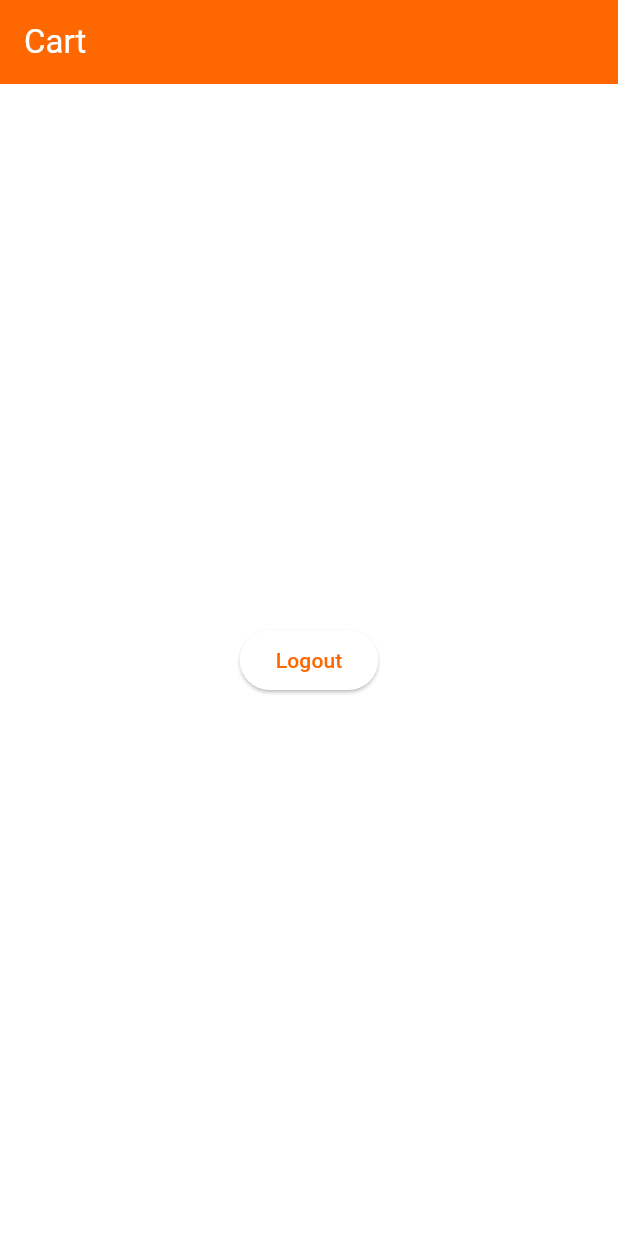
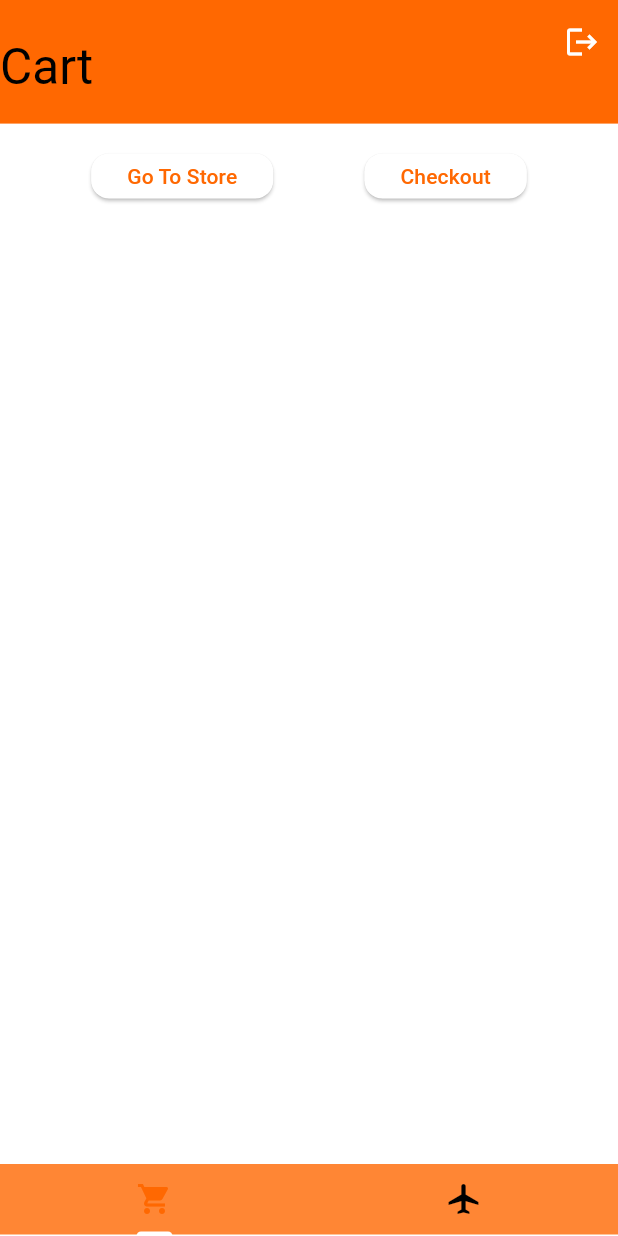
Before and after one commit to quantum-shift/XiaomiOde2Code2022, a Flutter app: the HomePage screen opened by its route, on a phone screen of 412 x 824 dp. Run offline on Flutter 3.47's test engine with Material 2 defaults, Android fonts, the phone set to English and light mode, and no system bars; our stand-ins replace dio, hive, hive_flutter, shared_preferences; accounts and stored records are empty; network calls fail.

Commit message:
Cart and store setup in online mode

```diff
--- a/frontend/xiaomi_billing/lib/constants.dart
+++ b/frontend/xiaomi_billing/lib/constants.dart
@@ -52,7 +52,8 @@ void setBaseUrl() {
       baseUrl = 'http://10.0.2.2:8000';
     } else if (Platform.isMacOS) {
       print("Base url correctly set!");
-      baseUrl = 'http://10.0.2.2:8000';
+      baseUrl = 'http://pc01.local:8000';
+      // print(baseUrl);
     }
   }
 }
--- /dev/null
+++ b/frontend/xiaomi_billing/lib/screens/home_page/components/cart_page.dart
@@ -0,0 +1,194 @@
+import 'dart:convert';
+import 'dart:io';
+
+import 'package:dio/dio.dart';
+import 'package:flutter/material.dart';
+import 'package:provider/provider.dart';
+import 'package:xiaomi_billing/constants.dart';
+import 'package:xiaomi_billing/screens/store_page/store_page.dart';
+import 'package:xiaomi_billing/states/cart_model.dart';
+import 'package:xiaomi_billing/states/credential_manager.dart';
+import 'package:path_provider/path_provider.dart';
+import 'package:hive/hive.dart';
+import 'package:hive_flutter/hive_flutter.dart';
+import '../../../states/products_model.dart';
+import 'package:flutter/foundation.dart' show kIsWeb;
+
+class CartPage extends StatefulWidget {
+  const CartPage({super.key});
+
+  @override
+  State<CartPage> createState() => _CartPageState();
+}
+
+class _CartPageState extends State<CartPage> {
+  Future<void> retrieveProductsFromAPI() async {
+    var dio = await Provider.of<CredentialManager>(context, listen: false)
+        .getAPIClient();
+    Response<String> response = await dio.get('/products');
+    Iterable retrievedData = jsonDecode(response.data.toString());
+    List<Product> retrievedProducts = List<Product>.from(
+        retrievedData.map((e) => Product.fromJson(e)).toList());
+    if (!mounted) return;
+    context.read<ProductModel>().updateProductList(retrievedProducts);
+    context.read<CartModel>().removeAll();
+  }
+
+  // void retrieveProductsFromFile() async {
+  //   var box = await Hive.openBox('cart');
+  //   for (int i = 0; i < box.length; i++) {
+  //     print(box.getAt(i));
+  //   }
+  // }
+
+  // void clearFile() async {
+  //   var box = await Hive.openBox('cart');
+  //   await box.clear();
+  // }
+
+  // void writeProductsToFile() async {
+  //   var box = await Hive.openBox('cart');
+  //   for (Product product in context.read<CartModel>().getProducts()) {
+  //     box.add(product);
+  //   }
+  // }
+
+  @override
+  void initState() {
+    super.initState();
+    retrieveProductsFromAPI();
+    // retrieveProductsFromFile();
+  }
+
+  @override
+  void dispose() {
+    super.dispose();
+  }
+
+  @override
+  Widget build(BuildContext context) {
+    List<Product> cartItems = [];
+    for (int id in context.watch<CartModel>().getProductIds()) {
+      for (Product product in context.read<ProductModel>().getProducts()) {
+        if (product.productId == id) {
+          cartItems.add(product);
+        }
+      }
+    }
+    Size size = MediaQuery.of(context).size;
+    return Scaffold(
+      body: RefreshIndicator(
+      onRefresh: retrieveProductsFromAPI,
+      child: CustomScrollView(
+        slivers: [
+          SliverAppBar(
+            pinned: true,
+            backgroundColor: miOrange,
+            foregroundColor: Colors.white,
+            automaticallyImplyLeading: false,
+            actions: [
+              IconButton(
+                icon: const Icon(
+                  Icons.logout,
+                  color: Colors.white,
+                  semanticLabel: 'Logout',
+                ),
+                tooltip: 'Logout',
+                onPressed: () {
+                  context.read<CredentialManager>().doLogout();
+                },
+              ),
+            ],
+            expandedHeight: size.height * 0.1,
+            flexibleSpace: FlexibleSpaceBar(
+              title: const Text('Cart'),
+            ),
+          ),
+          SliverToBoxAdapter(
+            child: Padding(
+              padding: const EdgeInsets.fromLTRB(0, 20, 0, 0),
+              child: SizedBox(
+                height: 30,
+                child: Row(
+                  mainAxisAlignment: MainAxisAlignment.spaceEvenly,
+                  children: [
+                    ElevatedButton(
+                      onPressed: () {
+                        Navigator.of(context).push(MaterialPageRoute(
+                            builder: (context) => const StorePage()));
+                      },
+                      child: Text('Go To Store'),
+                      style: getButtonStyle(context),
+                    ),
+                    ElevatedButton(
+                      onPressed: () {},
+                      child: Text('Checkout'),
+                      style: getButtonStyle(context),
+                    ),
+                  ],
+                ),
+              ),
+            ),
+          ),
+          cartItems.isEmpty
+              ? SliverToBoxAdapter(child: SizedBox())
+              : SliverGrid(
+                  gridDelegate: const SliverGridDelegateWithMaxCrossAxisExtent(
+                    maxCrossAxisExtent: 400.0,
+                    mainAxisSpacing: 0.0,
+                    crossAxisSpacing: 0.0,
+                    childAspectRatio: 1.60,
+                  ),
+                  delegate: SliverChildBuilderDelegate(
+                    (BuildContext context, int index) {
+                      return Padding(
+                          padding: const EdgeInsets.symmetric(
+                              vertical: 10.0, horizontal: 5.0),
+                          child: Card(
+                            child: InkWell(
+                              splashColor: miOrange,
+                              onTap: () {},
+                              child: Column(
+                                children: [
+                                  ListTile(
+                                    leading: Image.asset('assets/mi.svg.png'),
+                                    title: Text(cartItems[index].productName),
+                                    subtitle:
+                                        Text(cartItems[index].productCategory),
+                                    visualDensity: VisualDensity(vertical: 4),
+                                  ),
+                                  ListTile(
+                                    title: Text(
+                                        "\u{20B9} ${cartItems[index].price}"),
+                                    subtitle: Text(
+                                        "Serial: ${context.read<CartModel>().getSerialNos()[index]}"),
+                                  ),
+                                  Row(
+                                    mainAxisAlignment: MainAxisAlignment.center,
+                                    children: [
+                                      ElevatedButton(
+                                          onPressed: () {
+                                            context
+                                                .read<CartModel>()
+                                                .removeId(index);
+                                          },
+                                          child: Icon(
+                                            Icons.delete,
+                                            color: Colors.redAccent,
+                                          ),
+                                          style: getButtonStyle(context)),
+                                    ],
+                                  )
+                                ],
+                              ),
+                            ),
+                          ));
+                    },
+                    childCount: cartItems.length,
+                  ),
+                ),
+        ],
+      ),
+    ));
+  }
+}
--- a/frontend/xiaomi_billing/lib/screens/home_page/home_page.dart
+++ b/frontend/xiaomi_billing/lib/screens/home_page/home_page.dart
@@ -1,29 +1,42 @@
 import 'package:flutter/material.dart';
 import 'package:provider/provider.dart';
 import 'package:xiaomi_billing/constants.dart';
+import 'package:xiaomi_billing/screens/home_page/components/cart_page.dart';
+import 'package:xiaomi_billing/screens/home_page/components/orders_page.dart';
 import 'package:xiaomi_billing/states/credential_manager.dart';
 
-class HomePage extends StatelessWidget {
+class HomePage extends StatefulWidget {
   const HomePage({super.key});
+
+  @override
+  State<HomePage> createState() => _HomePageState();
+}
+
+class _HomePageState extends State<HomePage> with SingleTickerProviderStateMixin{
+  late TabController controller = TabController(length: 2, vsync: this);
+
   @override
   Widget build(BuildContext context) {
     return Scaffold(
-      appBar: AppBar(
-        title: const Text('Cart'),
-        backgroundColor: miOrange,
-        foregroundColor: Colors.white,
-        automaticallyImplyLeading: false,
+      bottomNavigationBar: Material(
+        color: Theme.of(context).colorScheme.primary.withOpacity(0.8),
+        child: TabBar(
+          indicatorColor: Colors.white,
+          tabs: const <Tab>[
+            Tab(
+              icon: Icon(Icons.shopping_cart),
+            ),
+            Tab(
+              icon: Icon(Icons.airplanemode_on),
+            ),
+          ],
+          controller: controller,
+        ),
       ),
-      body: Center(
-          child: Padding(
-        padding: const EdgeInsets.symmetric(vertical: 16.0),
-        child: ElevatedButton(
-          onPressed: () {
-            context.read<CredentialManager>().doLogout();
-          },
-          child: const Text('Logout'),
-        ),
-      )),
+      body: TabBarView(
+        controller: controller,
+        children: const <Widget>[CartPage(), OrdersPage()],
+      ),
     );
   }
 }
--- /dev/null
+++ b/frontend/xiaomi_billing/lib/states/cart_model.dart
@@ -0,0 +1,33 @@
+import 'package:flutter/material.dart';
+import 'package:xiaomi_billing/states/products_model.dart';
+
+class CartModel extends ChangeNotifier {
+  final List<int> _productIds = [];
+  final List<String> _serialNos = [];
+
+  List<int> getProductIds() {
+    return _productIds;
+  }
+
+  List<String> getSerialNos() {
+    return _serialNos;
+  }
+
+  void addProduct(int productId, String serialNo) {
+    _productIds.add(productId);
+    _serialNos.add(serialNo);
+    notifyListeners();
+  }
+
+  void removeAll() {
+    _productIds.clear();
+    _serialNos.clear();
+    notifyListeners();
+  }
+
+  void removeId(int index) {
+    _productIds.removeAt(index);
+    _serialNos.removeAt(index);
+    notifyListeners();
+  }
+}
--- a/frontend/xiaomi_billing/lib/states/credential_manager.dart
+++ b/frontend/xiaomi_billing/lib/states/credential_manager.dart
@@ -36,7 +36,7 @@ class CredentialManager extends ChangeNotifier {
     _dio.interceptors.clear();
     if (_token != '') {
       _dio.interceptors.add(InterceptorsWrapper(onRequest: (options, handler) {
-        options.headers["Authorisation"] = "Bearer $_token";
+        options.headers["Authorization"] = "Bearer $_token";
         return handler.next(options);
       }));
     }
--- /dev/null
+++ b/frontend/xiaomi_billing/lib/states/products_model.dart
@@ -0,0 +1,57 @@
+import 'package:flutter/material.dart';
+import 'package:hive/hive.dart';
+import 'package:hive_flutter/hive_flutter.dart';
+part 'products_model.g.dart';
+
+@HiveType(typeId: 0)
+class Product {
+  const Product(
+      {required this.productName,
+      required this.productId,
+      required this.productCategory,
+      required this.price,
+      required this.productImageUrl,
+      required this.productDetails});
+
+  factory Product.fromJson(dynamic json) {
+    return Product(
+      productName: json['name'] as String,
+      productId: json['id'] as int,
+      productCategory: json['category'] as String,
+      price: json['price'] as int,
+      productImageUrl: json['img_url'] as String,
+      productDetails: json['details']
+    );
+  }
+
+  @HiveField(0)
+  final String productName;
+  @HiveField(1)
+  final int productId;
+  @HiveField(2)
+  final String productCategory;
+  @HiveField(3)
+  final int price;
+  @HiveField(4)
+  final String productImageUrl;
+  @HiveField(5)
+  final Map<String, dynamic> productDetails;
+
+  @override
+  String toString() {
+    return "productId: $productId , productCategory: $productCategory , productName: $productName , price: $price , productImageUrl: $productImageUrl , productDetails: $productDetails";
+  }
+}
+
+class ProductModel extends ChangeNotifier {
+  List<Product> _products = [];
+
+  List<Product> getProducts() {
+    return _products;
+  }
+
+  void updateProductList(List<Product> newProductList) {
+    _products = newProductList;
+    notifyListeners();
+  }
+}
--- a/frontend/xiaomi_billing/pubspec.yaml
+++ b/frontend/xiaomi_billing/pubspec.yaml
@@ -38,10 +38,15 @@ dependencies:
   # The following adds the Cupertino Icons font to your application.
   # Use with the CupertinoIcons class for iOS style icons.
   cupertino_icons: ^1.0.2
+  path_provider: ^2.0.11
+  hive_flutter: ^1.1.0
+  hive: ^2.2.3
 
 dev_dependencies:
   flutter_test:
     sdk: flutter
+  hive_generator: ^1.1.3
+  build_runner: ^2.2.0
 
   # The "flutter_lints" package below contains a set of recommended lints to
   # encourage good coding practices. The lint set provided by the package is
```
Also changed, not shown: frontend/xiaomi_billing/lib/main.dart (+18 -19 lines), frontend/xiaomi_billing/lib/screens/home_page/components/orders_page.dart (added, +35 -0 lines), frontend/xiaomi_billing/lib/screens/product_details_page/product_details_page.dart (added, +148 -0 lines), frontend/xiaomi_billing/lib/screens/store_page/store_page.dart (added, +116 -0 lines), frontend/xiaomi_billing/lib/states/products_model.g.dart (added), frontend/xiaomi_billing/pubspec.lock, 6 other files.
